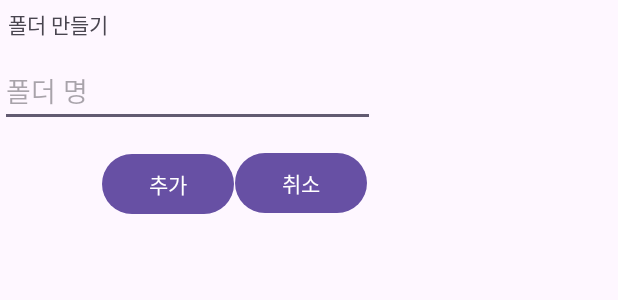
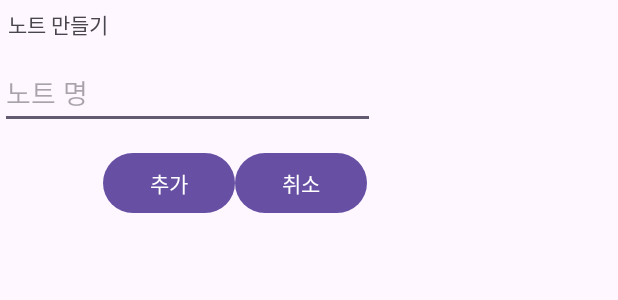
Before and after one commit to K-Dongho/mobileProgrammingFinalProject, an Android app: the layout activity_add_folder_pop_up.xml on its own in the app's theme, with its tools: preview values and no code run, on a phone screen of 412 x 824 dp. Shown: the top 300 px of the screen. Run offline under Robolectric (Android 15) with nearby library versions, the phone set to English and light mode, and no system bars.

```diff
--- a/app/src/main/java/com/my/memorizeapp/home/AddFolderPopUpActivity.java
+++ b/app/src/main/java/com/my/memorizeapp/home/AddFolderPopUpActivity.java
@@ -45,6 +45,7 @@ public class AddFolderPopUpActivity extends AppCompatActivity {
                 if(checkUniqueFolder(folderText)){
                     db.execSQL("INSERT INTO folders VALUES (null, '"+folderText+"')");
                     showToast("폴더가 생성되었습니다.");
+                    db.close();
                     finish();
                 }else{
                     showToast("중복된 폴더 이름 입니다.");
--- a/app/src/main/res/layout/activity_add_folder_pop_up.xml
+++ b/app/src/main/res/layout/activity_add_folder_pop_up.xml
@@ -12,7 +12,7 @@
         android:layout_height="wrap_content"
         android:layout_marginStart="5dp"
         android:layout_marginTop="5dp"
-        android:text="폴더 만들기"
+        android:text="노트 만들기"
         app:layout_constraintStart_toStartOf="parent"
         app:layout_constraintTop_toTopOf="parent" />
 
@@ -22,7 +22,7 @@
         android:layout_height="wrap_content"
         android:layout_marginTop="40dp"
         android:layout_marginBottom="14dp"
-        android:hint="폴더 명"
+        android:hint="노트 명"
         app:layout_constraintBottom_toTopOf="@+id/buttonFolderAdd"
         app:layout_constraintEnd_toEndOf="parent"
         app:layout_constraintStart_toStartOf="parent"
@@ -32,13 +32,12 @@
         android:id="@+id/buttonFolderAdd"
         android:layout_width="wrap_content"
         android:layout_height="wrap_content"
-        android:layout_marginBottom="7dp"
+        android:layout_marginBottom="4dp"
         android:text="추가"
         app:layout_constraintBottom_toBottomOf="parent"
-        app:layout_constraintEnd_toEndOf="parent"
-        app:layout_constraintHorizontal_bias="0.419"
-        app:layout_constraintStart_toStartOf="parent"
-        app:layout_constraintTop_toBottomOf="@+id/editAddFolder" />
+        app:layout_constraintEnd_toStartOf="@+id/buttonFolderCancel"
+        app:layout_constraintHorizontal_bias="1.0"
+        app:layout_constraintStart_toStartOf="parent" />
 
     <Button
         android:id="@+id/buttonFolderCancel"
--- a/app/src/main/res/layout/activity_add_question.xml
+++ b/app/src/main/res/layout/activity_add_question.xml
@@ -19,7 +19,7 @@
             android:id="@+id/textFolder"
             android:layout_width="wrap_content"
             android:layout_height="wrap_content"
-            android:text="폴더 : "
+            android:text="노트 : "
             android:textStyle="bold"/>
 
         <Spinner
--- a/app/src/main/res/layout/recyclerview_item.xml
+++ b/app/src/main/res/layout/recyclerview_item.xml
@@ -7,9 +7,11 @@
     <TextView
         android:id="@+id/recyclerItem"
         android:layout_width="wrap_content"
-        android:layout_height="40dp"
+        android:layout_height="60dp"
         android:text="테스트"
-        android:textSize="25dp"
+        android:textSize="20dp"
+        android:paddingStart="5dp"
+        android:gravity="center"
         app:layout_constraintStart_toStartOf="parent"
         app:layout_constraintTop_toTopOf="parent" />
 
--- a/app/src/main/res/values-night/themes.xml
+++ b/app/src/main/res/values-night/themes.xml
@@ -14,7 +14,7 @@
         <!-- Customize your theme here. -->
     </style>
   <!-- Base application theme. -->
-    <style name="Base.Theme.MemorizeApp" parent="Theme.Material3.DayNight.NoActionBar">
+    <style name="Base.Theme.MemorizeApp" parent="Theme.Material3.DayNight">
         <!-- Customize your dark theme here. -->
         <!-- <item name="colorPrimary">@color/my_dark_primary</item> -->
     </style>
--- a/app/src/main/res/values/themes.xml
+++ b/app/src/main/res/values/themes.xml
@@ -14,7 +14,7 @@
         <!-- Customize your theme here. -->
     </style>
   <!-- Base application theme. -->
-    <style name="Base.Theme.MemorizeApp" parent="Theme.Material3.DayNight.NoActionBar">
+    <style name="Base.Theme.MemorizeApp" parent="Theme.Material3.DayNight">
         <!-- Customize your light theme here. -->
         <!-- <item name="colorPrimary">@color/my_light_primary</item> -->
     </style>
```
Also changed, not shown: app/src/main/java/com/my/memorizeapp/addQuestion/AddQuestionActivity.java (+4 -7 lines), app/src/main/java/com/my/memorizeapp/home/MainActivity.java (+7 -3 lines), app/src/main/java/com/my/memorizeapp/viewQuestion/ViewNotesActivity.java (+20 -6 lines), app/src/main/res/layout/activity_view_notes.xml (+10 -4 lines), app/src/main/res/values/strings.xml (+0 -36 lines).
